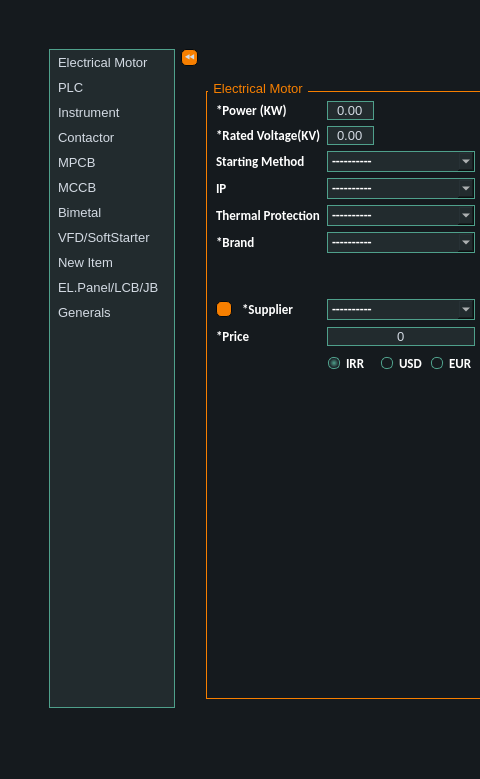
Old version of the form ui/data_entry/data_entry.ui in the repository AliTavakoliNiya/GriinPower; both pictures show x 0 to 480 and y 0 to 779 of the 1366 by 779 pixel window.
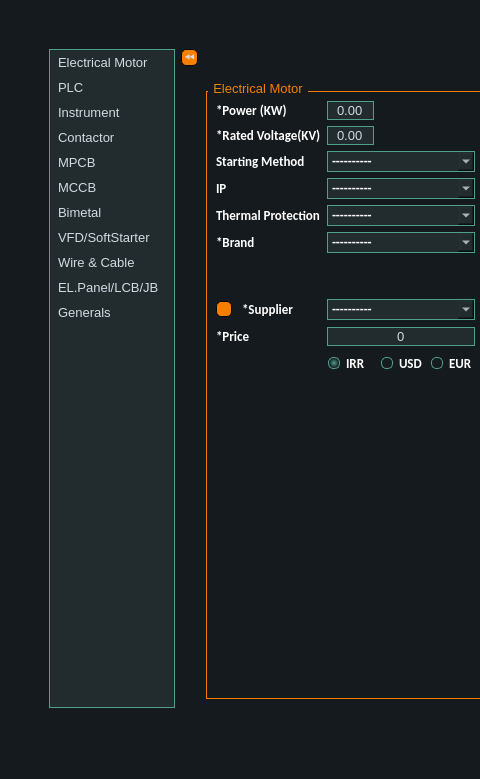
New version of the form. The open tabs and pages were chosen to show the change. Icons and pictures are not drawn.

```diff
--- a/ui/data_entry/data_entry.ui
+++ b/ui/data_entry/data_entry.ui
@@ -960,7 +960,7 @@
       </item>
       <item>
        <property name="text">
-        <string>New Item</string>
+        <string>Wire &amp; Cable</string>
        </property>
       </item>
       <item>
```
Left out of the diff: 54 changed lines with no effect on the pictures.
